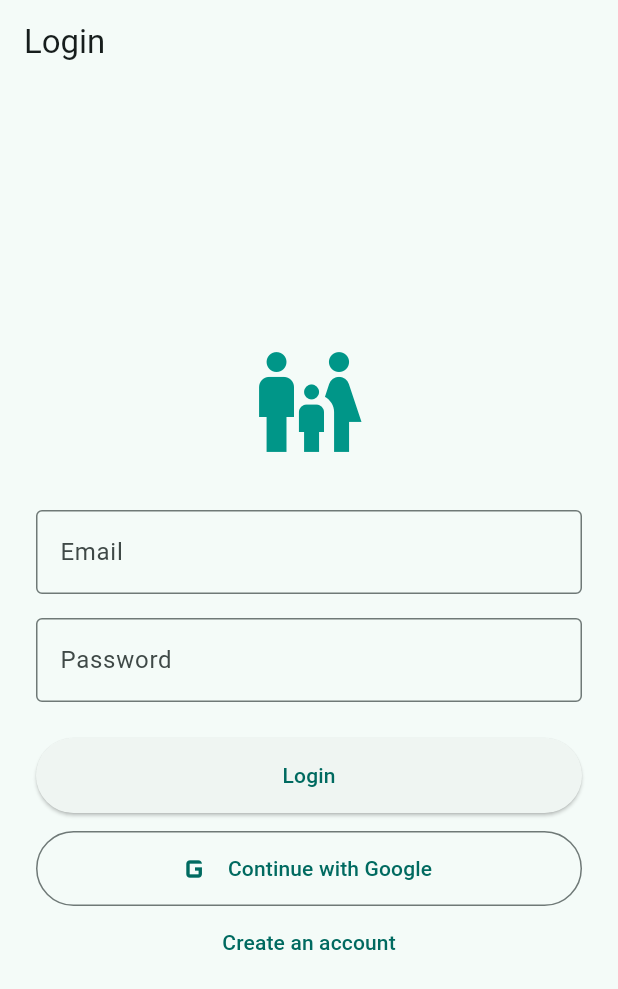
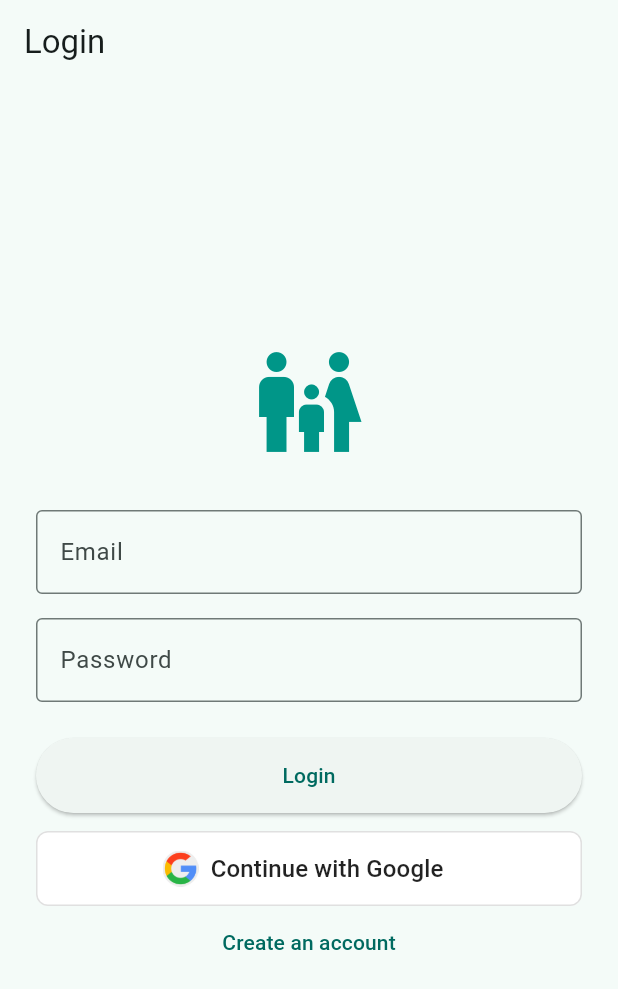
Before and after one commit to galitvit/daycare_app, a Flutter app: the screen it shows after launch, on a phone screen of 412 x 824 dp. Shown: the top 989 px of the screen. Run offline on Flutter 3.47's test engine with Material 3 defaults, Android fonts, the phone set to English and light mode, and no system bars; our stand-ins replace cloud_firestore, firebase_auth, firebase_core, google_sign_in; accounts and stored records are empty.

Commit message:
added google icon

```diff
--- a/lib/main.dart
+++ b/lib/main.dart
@@ -203,12 +203,31 @@ class _AuthScreenState extends State<AuthScreen> {
                     width: double.infinity,
                     height: 50,
                     child: OutlinedButton.icon(
+                      style: OutlinedButton.styleFrom(
+                        backgroundColor: Colors.white,
+                        foregroundColor: Colors.black87, // Dark text for readability
+                        side: BorderSide(color: Colors.grey.shade300), // Subtle border
+                        shape: RoundedRectangleBorder(
+                          borderRadius: BorderRadius.circular(8), // Slightly rounded corners
+                        ),
+                      ),
                       onPressed: _signInWithGoogle,
-                      icon: const Icon(Icons.g_mobiledata, size: 28),
-                      label: const Text('Continue with Google'),
+                      // Pulling the colorful "G" directly from the web
+                      icon: Image.asset(
+                        'assets/google_720255.png',
+                        height: 24,
+                        width: 24,
+                      ),
+                      label: const Text(
+                        'Continue with Google',
+                        style: TextStyle(fontSize: 16, fontWeight: FontWeight.w500),
+                      ),
                     ),
                   ),
-            TextButton(onPressed: () => setState(() => _isLogin = !_isLogin), child: Text(_isLogin ? 'Create an account' : 'I already have an account'))
+            TextButton(
+              onPressed: () => setState(() => _isLogin = !_isLogin),
+              child: Text(_isLogin ? 'Create an account' : 'I already have an account')
+            )
           ],
         ),
       ),
```
Also changed, not shown: pubspec.yaml (+2 -7 lines), assets/google_720255.png (added).
